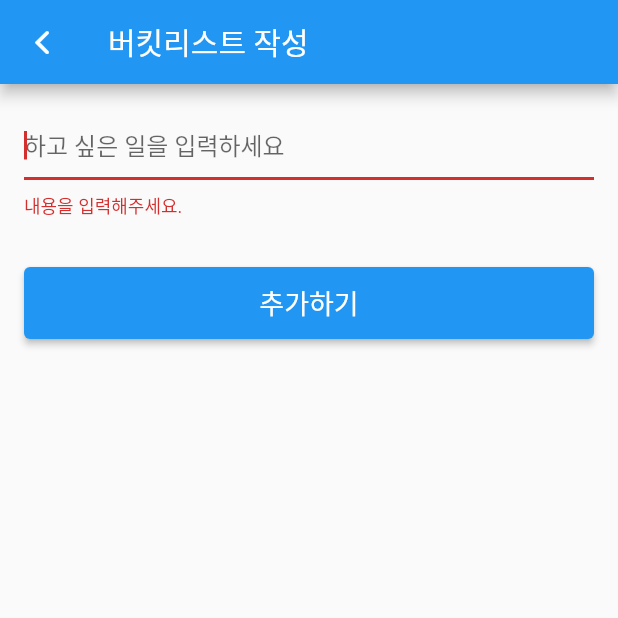
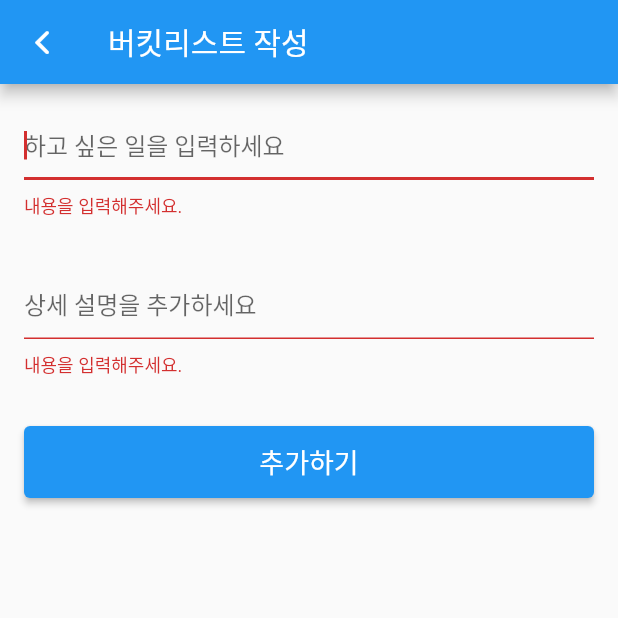
Before and after one commit to charlieoppa86/practice_admin, a Flutter app: the CreatePage screen opened directly, after a tap on "추가하기", on a phone screen of 412 x 824 dp, the top half of it. Run offline on Flutter 3.47's test engine with Material 2 defaults, Android fonts, the phone set to English and light mode, and no system bars.

Commit message:
second commit

```diff
--- a/lib/main.dart
+++ b/lib/main.dart
@@ -19,10 +19,11 @@ class MyApp extends StatelessWidget {
 
 /// 버킷 클래스
 class Bucket {
-  String job; // 할 일
+  String job;
+  String desc; // 할 일
   bool isDone; // 완료 여부
 
-  Bucket(this.job, this.isDone); // 생성자
+  Bucket(this.job, this.desc, this.isDone); // 생성자
 }
 
 /// 홈 페이지
@@ -96,6 +97,7 @@ class _HomePageState extends State<HomePage> {
                           : TextDecoration.none,
                     ),
                   ),
+                  subtitle: Text(bucket.desc),
                   // 삭제 아이콘 버튼
                   trailing: IconButton(
                     icon: Icon(CupertinoIcons.delete),
@@ -121,6 +123,7 @@ class _HomePageState extends State<HomePage> {
             context,
             MaterialPageRoute(builder: (_) => CreatePage()),
           );
+
           if (job != null) {
             setState(() {
               bucketList.add(Bucket(job, false)); // 버킷 리스트에 추가
@@ -144,6 +147,7 @@ class _CreatePageState extends State<CreatePage> {
   String? error; // 경고 메세지
 
   final textController = TextEditingController(text: '');
+  final textController2 = TextEditingController(text: '');
 
   @override
   Widget build(BuildContext context) {
@@ -172,7 +176,16 @@ class _CreatePageState extends State<CreatePage> {
               ),
             ),
             SizedBox(height: 32),
-            // 추가하기 버튼
+            TextField(
+              controller: textController2,
+              autofocus: true,
+              decoration: InputDecoration(
+                hintText: "상세 설명을 추가하세요",
+                errorText: error,
+              ),
+            ),
+            SizedBox(height: 32),
+            // 추// 추가하기 버튼
             SizedBox(
               width: double.infinity,
               height: 48,
@@ -185,7 +198,18 @@ class _CreatePageState extends State<CreatePage> {
                 ),
                 onPressed: () {
                   String job = textController.text; // 추가하기 버튼 클릭시
+                  String desc = textController2.text; // 추가하기 버튼 클릭시
                   if (job.isEmpty) {
+                    setState(() {
+                      error = "내용을 입력해주세요."; // 내용이 없는 경우 에러 메세지
+                    });
+                  } else {
+                    setState(() {
+                      error = null; // 내용이 있는 경우 에러 메세지 숨기기
+                    });
+                    Navigator.pop(context, job); // job 변수를 반환하며 화면을 종료합니다.
+                  }
+                  if (desc.isEmpty) {
                     setState(() {
                       error = "내용을 입력해주세요."; // 내용이 없는 경우 에러 메세지
                     });
```
